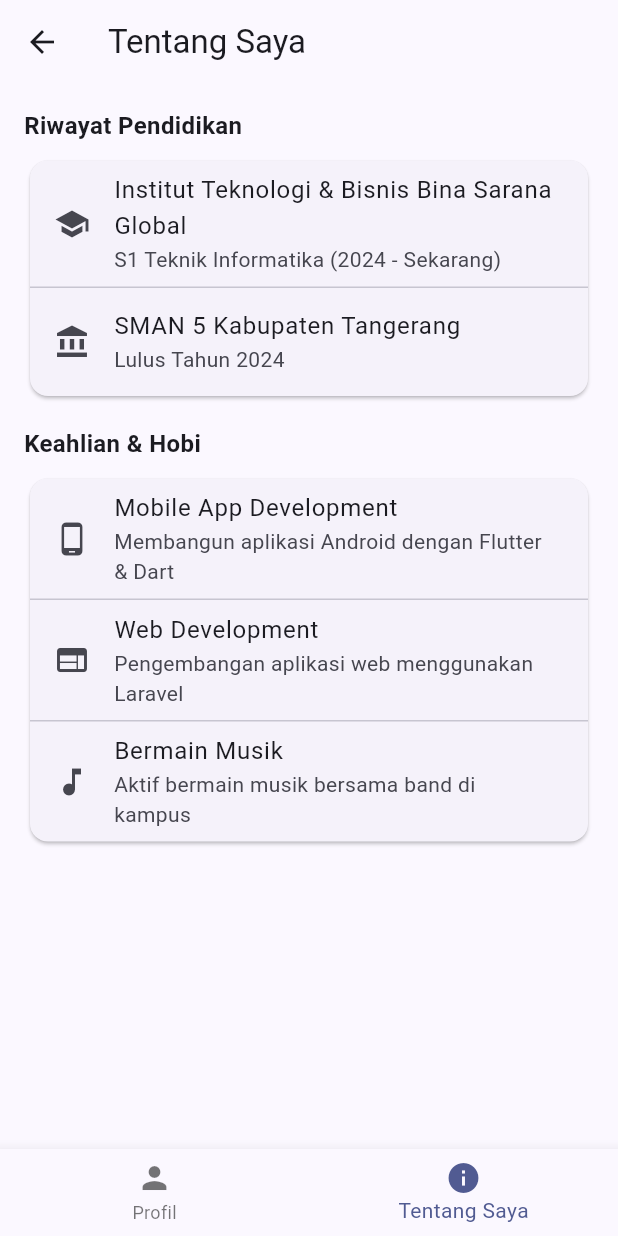
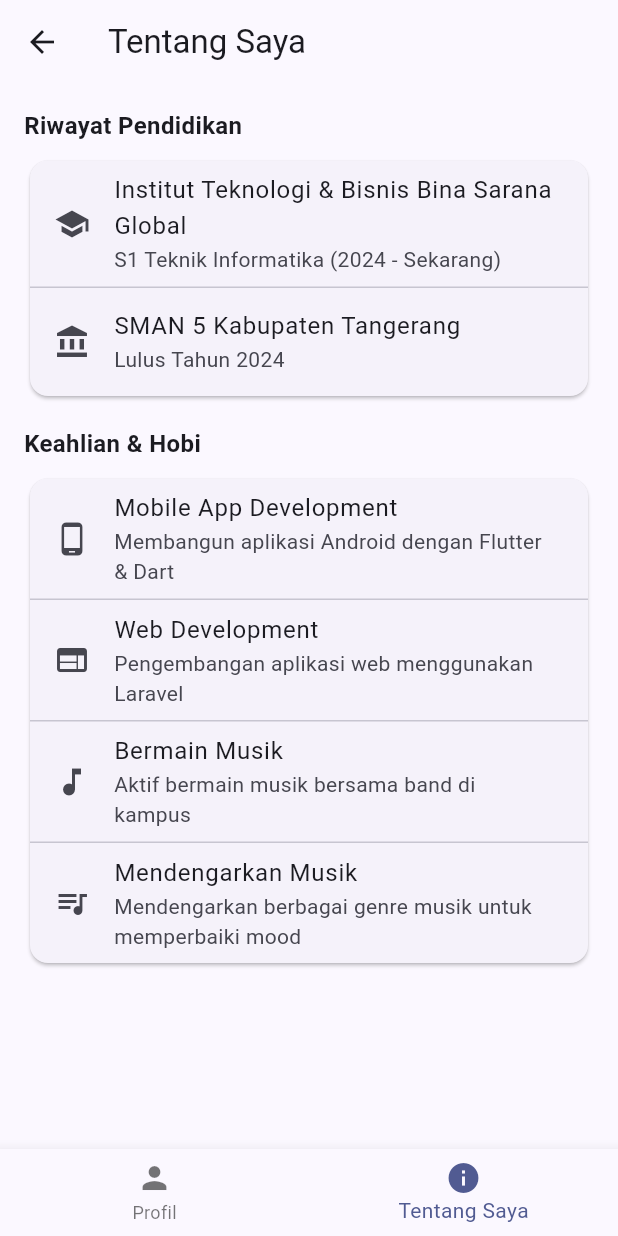
Before and after one commit to Alpannnnn/uts-pml-1124160115, a Flutter app: the AboutPage screen opened by its route, on a phone screen of 412 x 824 dp. Run offline on Flutter 3.47's test engine with Material 3 defaults, Android fonts, the phone set to English and light mode, and no system bars.

Commit message:
Perbarui kode layar dan tambahkan screenshot aplikasi

```diff
--- a/soal2-profil-app/lib/screens/about_page.dart
+++ b/soal2-profil-app/lib/screens/about_page.dart
@@ -59,6 +59,12 @@ class AboutPage extends StatelessWidget {
                   title: Text('Bermain Musik'),
                   subtitle: Text('Aktif bermain musik bersama band di kampus'),
                 ),
+                Divider(height: 1),
+                ListTile(
+                  leading: Icon(Icons.queue_music_sharp),
+                  title: Text('Mendengarkan Musik'),
+                  subtitle: Text('Mendengarkan berbagai genre musik untuk memperbaiki mood'),
+                ),
               ],
             ),
           ),
--- a/soal2-profil-app/lib/screens/login_page.dart
+++ b/soal2-profil-app/lib/screens/login_page.dart
@@ -26,7 +26,9 @@ class _LoginPageState extends State<LoginPage> {
         _isLoading = false;
       });
 
-      ScaffoldMessenger.of(context).showSnackBar(
+      final messenger = ScaffoldMessenger.of(context);
+      Navigator.pushReplacementNamed(context, '/profile');
+      messenger.showSnackBar(
         const SnackBar(content: Text('Login berhasil, selamat datang!')),
       );
 
--- a/soal2-profil-app/lib/screens/profile_page.dart
+++ b/soal2-profil-app/lib/screens/profile_page.dart
@@ -130,12 +130,12 @@ class _ProfilePageState extends State<ProfilePage> {
                     ),
                     InfoTile(
                       icon: Icons.phone,
-                      label: 'Nomor HP',
+                      label: 'No. HP',
                       value: profil.hp,
                     ),
                     InfoTile(
                       icon: Icons.code,
-                      label: 'Akun GitHub',
+                      label: 'GitHub',
                       value: profil.github,
                     ),
                   ],
```
Also changed, not shown: soal2-profil-app/assets/images/about_page.jpg (added), soal2-profil-app/assets/images/edit_profile_page.jpg (added), soal2-profil-app/assets/images/login_page.jpg (added), soal2-profil-app/assets/images/profile_page.jpg (added).
